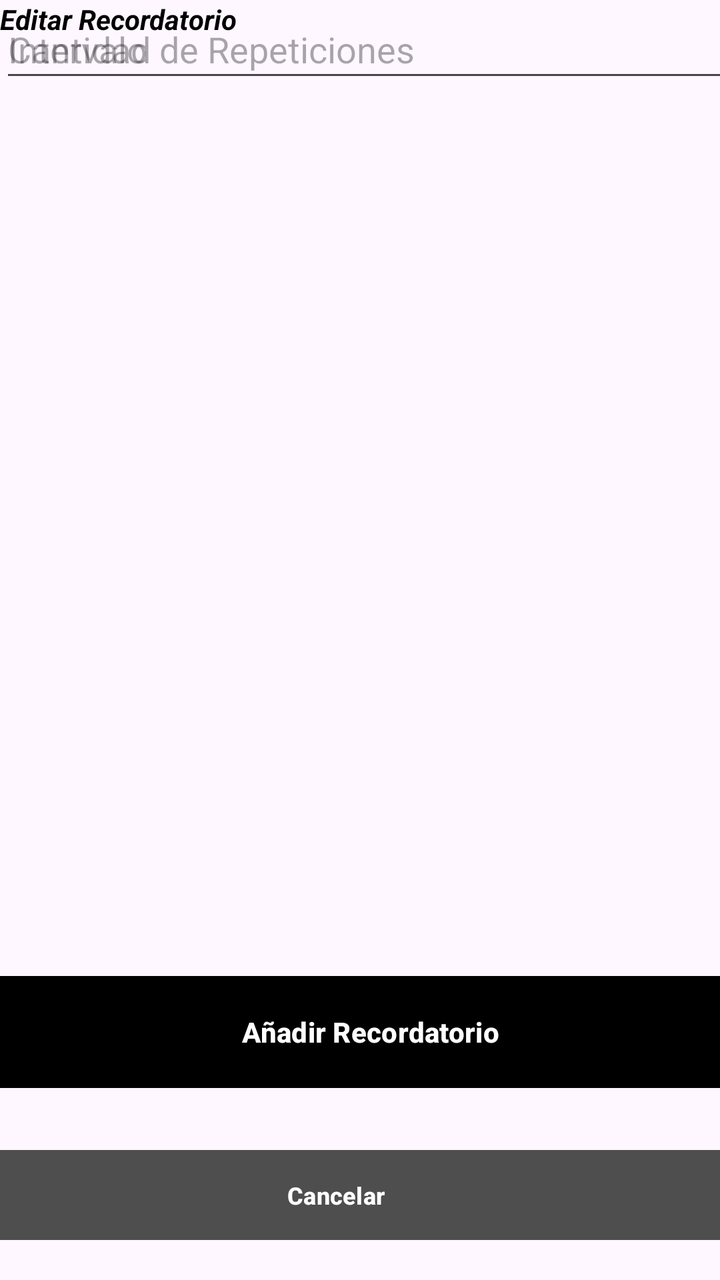
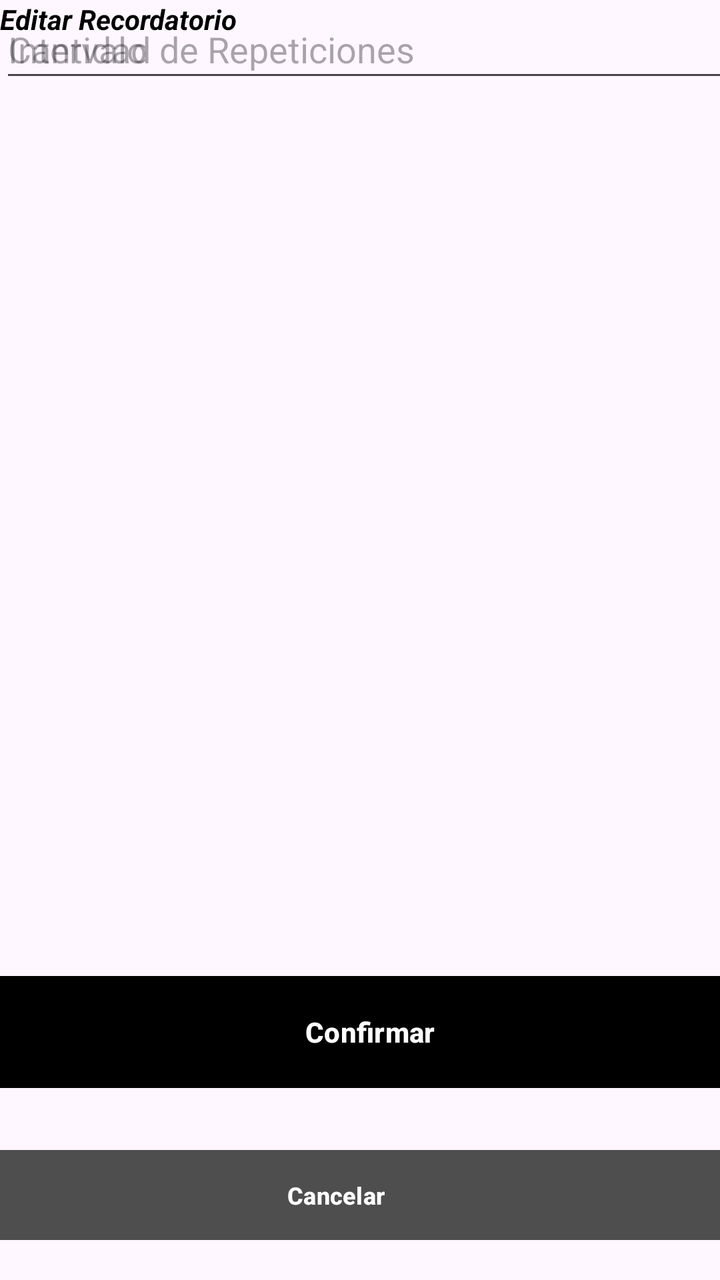

The first picture is an Android layout as it rendered before a commit; the second is the same layout after the commit. The layout source and the unified diff follow.
<!-- AndroidManifest.xml: application theme Theme.MobilesVC -->
<!-- res/layout/recordatorio_edit_view.xml -->
<?xml version="1.0" encoding="utf-8"?>
<androidx.constraintlayout.widget.ConstraintLayout xmlns:android="http://schemas.android.com/apk/res/android"
    xmlns:app="http://schemas.android.com/apk/res-auto"
    xmlns:tools="http://schemas.android.com/tools"
    android:layout_width="match_parent"
    android:layout_height="match_parent">

    <com.google.android.material.textfield.TextInputEditText
        android:id="@+id/vIntervaloEdit"
        android:layout_width="364dp"
        android:layout_height="46dp"
        android:hint="Intervalo"
        tools:layout_editor_absoluteX="16dp"
        tools:layout_editor_absoluteY="206dp" />

    <com.google.android.material.textfield.TextInputEditText
        android:id="@+id/vCantidadEdit"
        android:layout_width="364dp"
        android:layout_height="46dp"
        android:hint="Cantidad de Repeticiones"
        tools:layout_editor_absoluteX="16dp"
        tools:layout_editor_absoluteY="325dp" />

    <Button
        android:id="@+id/vEditRecordatorio"
        android:layout_width="387dp"
        android:layout_height="64dp"
        android:layout_marginTop="48dp"
        android:layout_marginBottom="92dp"
        android:backgroundTint="@color/primary"
        android:paddingVertical="14dp"
        android:text="Añadir Recordatorio"
        android:textStyle="bold"
        app:cornerRadius="@dimen/item_transform_image_length"
        app:layout_constraintBottom_toBottomOf="parent"
        app:layout_constraintEnd_toEndOf="parent"
        app:layout_constraintHorizontal_bias="0.333"
        app:layout_constraintStart_toStartOf="parent"
        app:layout_constraintTop_toBottomOf="@+id/etClave" />

    <TextView
        android:id="@+id/textView7"
        android:layout_width="wrap_content"
        android:layout_height="wrap_content"
        android:fontFamily="sans-serif"
        android:text="Editar Recordatorio"
        android:textColor="#000000"
        android:textStyle="bold|italic"
        tools:layout_editor_absoluteX="97dp"
        tools:layout_editor_absoluteY="58dp"
        tools:textSize="26sp" />

    <Button
        android:id="@+id/vVolverPerfilEdit"
        android:layout_width="387dp"
        android:layout_height="53dp"
        android:layout_marginHorizontal="24dp"
        android:layout_marginTop="8dp"
        android:layout_marginBottom="16dp"
        android:backgroundTint="#4E4E4E"
        android:paddingVertical="10dp"
        android:text="Cancelar"
        android:textSize="12sp"
        android:textStyle="bold"
        android:visibility="visible"
        app:cornerRadius="@dimen/item_transform_image_length"
        app:layout_constraintBottom_toBottomOf="parent"
        app:layout_constraintEnd_toEndOf="parent"
        app:layout_constraintHorizontal_bias="0.666"
        app:layout_constraintStart_toStartOf="parent"
        app:layout_constraintTop_toBottomOf="@+id/btIniciarSesion" />

</androidx.constraintlayout.widget.ConstraintLayout>
<!-- resources referenced by this layout -->
<resources>
  <style name="Theme.MobilesVC" parent="Base.Theme.MobilesVC" />
  <style name="Base.Theme.MobilesVC" parent="Theme.Material3.DayNight.NoActionBar">
          
          
      </style>
</resources>

<!-- the commit's change to res/layout/recordatorio_edit_view.xml (unified diff, before → after) -->
@@ -29,7 +29,7 @@
         android:layout_marginBottom="92dp"
         android:backgroundTint="@color/primary"
         android:paddingVertical="14dp"
-        android:text="Añadir Recordatorio"
+        android:text="Confirmar"
         android:textStyle="bold"
         app:cornerRadius="@dimen/item_transform_image_length"
         app:layout_constraintBottom_toBottomOf="parent"
